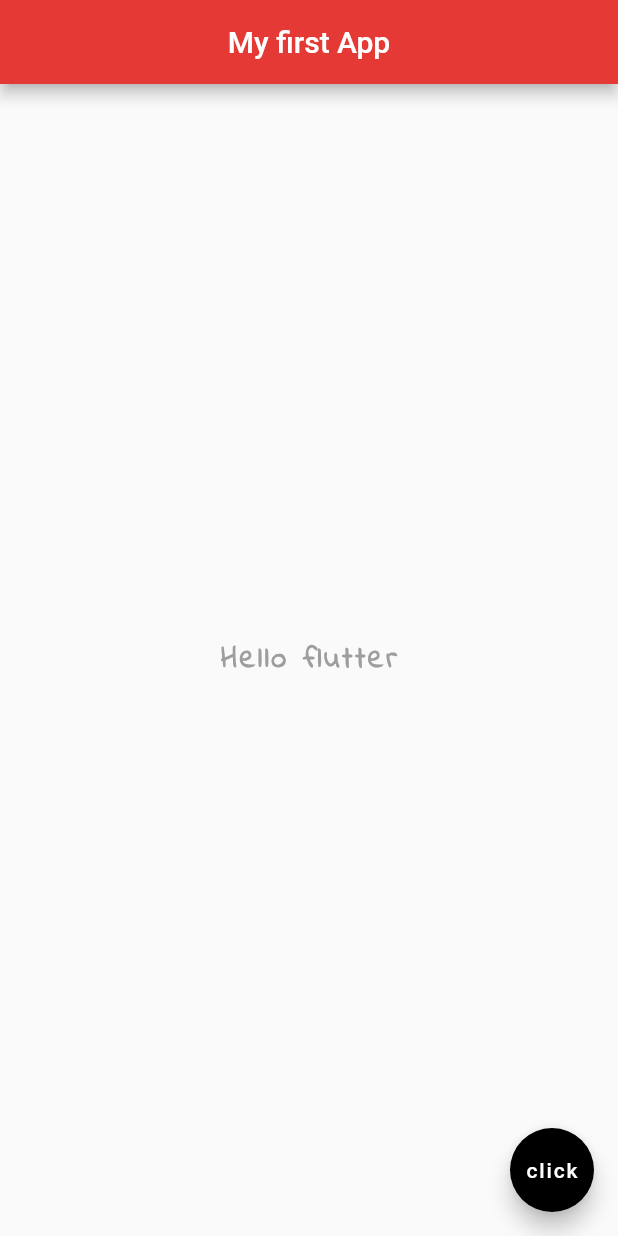
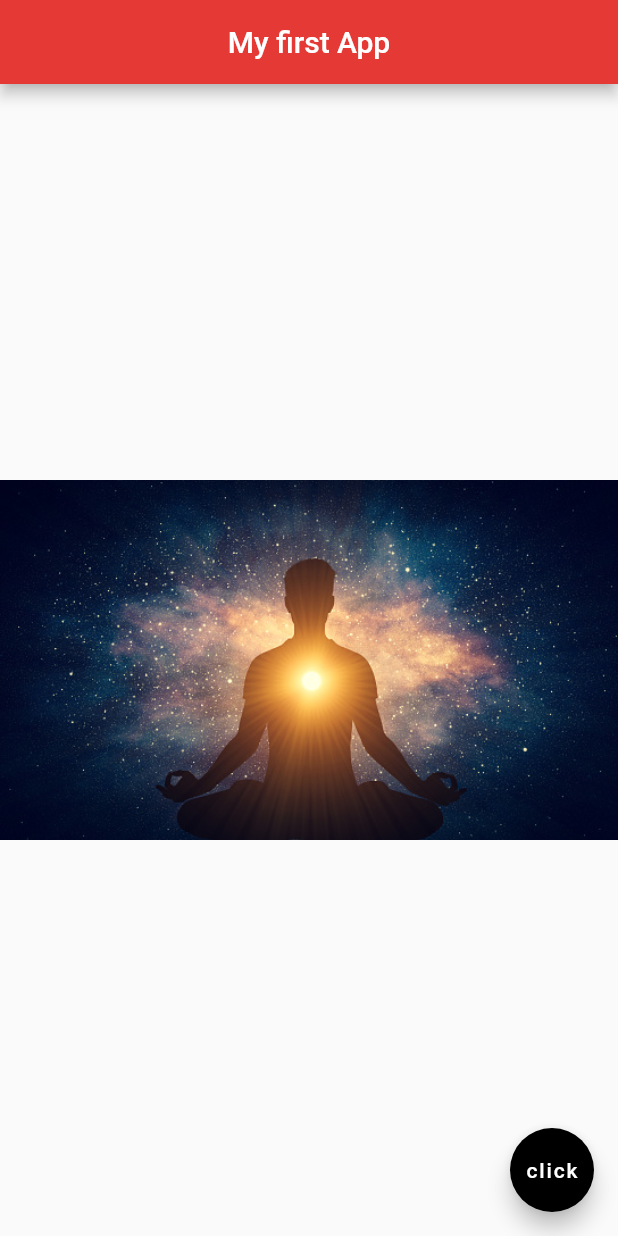
Before and after one commit to Vikash620404/practice_app, a Flutter app: the screen it shows after launch, on a phone screen of 412 x 824 dp. Run offline on Flutter 3.47's test engine with Material 2 defaults, Android fonts, the phone set to English and light mode, and no system bars.

Commit message:
Completed video_4

```diff
--- a/lib/main.dart
+++ b/lib/main.dart
@@ -20,14 +20,7 @@ class Home extends StatelessWidget {
           backgroundColor: Colors.red[600],
         ),
         body: Center(
-          child: Text("Hello flutter",
-           style: TextStyle(
-              fontSize: 20.0,
-              fontWeight: FontWeight.bold,
-              letterSpacing: 2.0,
-              color: Colors.grey,
-              fontFamily: 'IndieFlower',
-            ),),
+          child: Image.asset('assets/image1.jpg'),
 
         ),
         floatingActionButton: FloatingActionButton(
--- a/pubspec.yaml
+++ b/pubspec.yaml
@@ -58,9 +58,9 @@ flutter:
   uses-material-design: true
 
   # To add assets to your application, add an assets section, like this:
-  # assets:
-  #   - images/a_dot_burr.jpeg
-  #   - images/a_dot_ham.jpeg
+  assets:
+    - assets/
+
 
   # An image asset can refer to one or more resolution-specific "variants", see
   # https://flutter.dev/assets-and-images/#resolution-aware.
```
Also changed, not shown: assets/image1.jpg (added), 2 other files.
